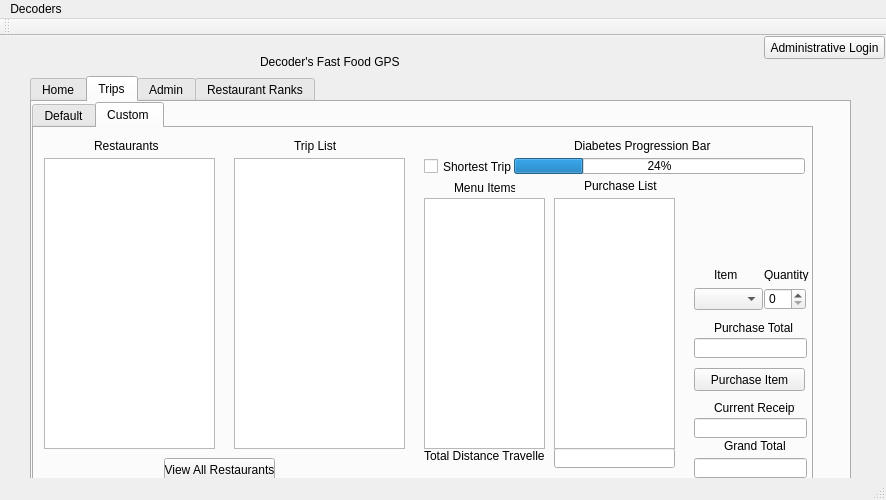
This is Decoders GUI/mainwindow.ui in kevvaria/Decoders-Repository as Qt 5 draws it before an edit. The edited form follows.
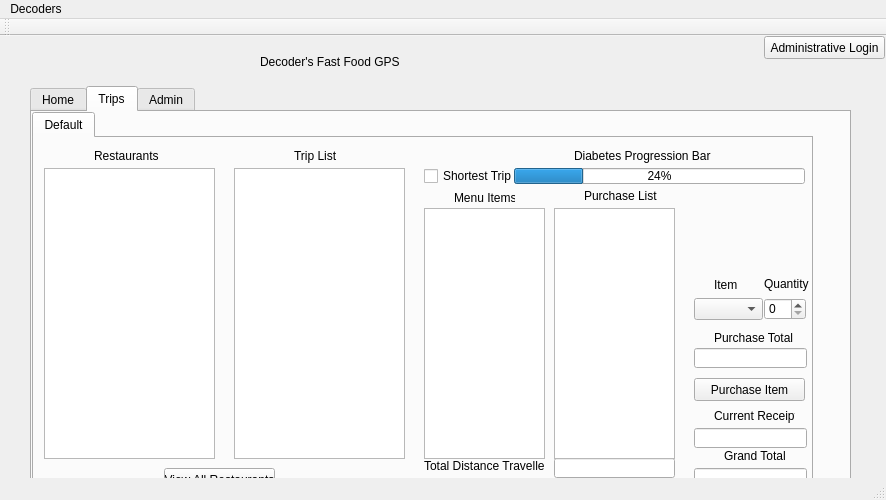
This is the edited form. The open tabs and pages were chosen to show the change.

Commit message:
Fixed the add distances label
Was asking for an extra distance and not updating the label correctly,
internally there were no issues.

Diff of the .ui file:
```diff
--- a/Decoders GUI/mainwindow.ui
+++ b/Decoders GUI/mainwindow.ui
@@ -18,9 +18,9 @@
     <property name="geometry">
      <rect>
       <x>30</x>
-      <y>40</y>
+      <y>50</y>
       <width>821</width>
-      <height>411</height>
+      <height>401</height>
      </rect>
     </property>
     <property name="currentIndex">
@@ -350,309 +350,6 @@
         </property>
        </widget>
       </widget>
-      <widget class="QWidget" name="tab_3">
-       <attribute name="title">
-        <string>Custom </string>
-       </attribute>
-       <widget class="QCheckBox" name="checkBox_4">
-        <property name="geometry">
-         <rect>
-          <x>390</x>
-          <y>30</y>
-          <width>91</width>
-          <height>17</height>
-         </rect>
-        </property>
-        <property name="text">
-         <string>Shortest Trip</string>
-        </property>
-       </widget>
-       <widget class="QTableView" name="cusMenu">
-        <property name="geometry">
-         <rect>
-          <x>390</x>
-          <y>70</y>
-          <width>121</width>
-          <height>251</height>
-         </rect>
-        </property>
-       </widget>
-       <widget class="QLabel" name="label">
-        <property name="geometry">
-         <rect>
-          <x>420</x>
-          <y>50</y>
-          <width>61</width>
-          <height>20</height>
-         </rect>
-        </property>
-        <property name="autoFillBackground">
-         <bool>false</bool>
-        </property>
-        <property name="text">
-         <string>Menu Items</string>
-        </property>
-       </widget>
-       <widget class="QSpinBox" name="spinBox">
-        <property name="geometry">
-         <rect>
-          <x>730</x>
-          <y>160</y>
-          <width>42</width>
-          <height>22</height>
-         </rect>
-        </property>
-       </widget>
-       <widget class="QLabel" name="label_3">
-        <property name="geometry">
-         <rect>
-          <x>730</x>
-          <y>140</y>
-          <width>47</width>
-          <height>13</height>
-         </rect>
-        </property>
-        <property name="text">
-         <string>Quantity</string>
-        </property>
-       </widget>
-       <widget class="QLineEdit" name="lineEdit_3">
-        <property name="geometry">
-         <rect>
-          <x>520</x>
-          <y>320</y>
-          <width>121</width>
-          <height>20</height>
-         </rect>
-        </property>
-       </widget>
-       <widget class="QLabel" name="label_7">
-        <property name="geometry">
-         <rect>
-          <x>390</x>
-          <y>320</y>
-          <width>121</width>
-          <height>16</height>
-         </rect>
-        </property>
-        <property name="text">
-         <string>Total Distance Travelled</string>
-        </property>
-       </widget>
-       <widget class="QLabel" name="label_8">
-        <property name="geometry">
-         <rect>
-          <x>680</x>
-          <y>270</y>
-          <width>81</width>
-          <height>20</height>
-         </rect>
-        </property>
-        <property name="text">
-         <string>Current Receipt</string>
-        </property>
-       </widget>
-       <widget class="QTableView" name="cusRestTable">
-        <property name="geometry">
-         <rect>
-          <x>10</x>
-          <y>30</y>
-          <width>171</width>
-          <height>291</height>
-         </rect>
-        </property>
-       </widget>
-       <widget class="QTableView" name="cusTripTable">
-        <property name="geometry">
-         <rect>
-          <x>200</x>
-          <y>30</y>
-          <width>171</width>
-          <height>291</height>
-         </rect>
-        </property>
-       </widget>
-       <widget class="QLabel" name="label_10">
-        <property name="geometry">
-         <rect>
-          <x>60</x>
-          <y>10</y>
-          <width>81</width>
-          <height>16</height>
-         </rect>
-        </property>
-        <property name="text">
-         <string>Restaurants</string>
-        </property>
-       </widget>
-       <widget class="QLabel" name="label_11">
-        <property name="geometry">
-         <rect>
-          <x>260</x>
-          <y>10</y>
-          <width>81</width>
-          <height>16</height>
-         </rect>
-        </property>
-        <property name="text">
-         <string>Trip List</string>
-        </property>
-       </widget>
-       <widget class="QProgressBar" name="progressBar">
-        <property name="geometry">
-         <rect>
-          <x>480</x>
-          <y>30</y>
-          <width>291</width>
-          <height>16</height>
-         </rect>
-        </property>
-        <property name="value">
-         <number>24</number>
-        </property>
-       </widget>
-       <widget class="QLabel" name="label_13">
-        <property name="geometry">
-         <rect>
-          <x>540</x>
-          <y>10</y>
-          <width>171</width>
-          <height>16</height>
-         </rect>
-        </property>
-        <property name="text">
-         <string>Diabetes Progression Bar</string>
-        </property>
-       </widget>
-       <widget class="QLineEdit" name="lineEdit_6">
-        <property name="geometry">
-         <rect>
-          <x>660</x>
-          <y>330</y>
-          <width>113</width>
-          <height>20</height>
-         </rect>
-        </property>
-       </widget>
-       <widget class="QComboBox" name="comboBox_2">
-        <property name="geometry">
-         <rect>
-          <x>660</x>
-          <y>160</y>
-          <width>69</width>
-          <height>22</height>
-         </rect>
-        </property>
-       </widget>
-       <widget class="QLabel" name="label_17">
-        <property name="geometry">
-         <rect>
-          <x>680</x>
-          <y>140</y>
-          <width>47</width>
-          <height>13</height>
-         </rect>
-        </property>
-        <property name="text">
-         <string>Item</string>
-        </property>
-       </widget>
-       <widget class="QLabel" name="label_18">
-        <property name="geometry">
-         <rect>
-          <x>690</x>
-          <y>310</y>
-          <width>71</width>
-          <height>16</height>
-         </rect>
-        </property>
-        <property name="text">
-         <string>Grand Total</string>
-        </property>
-       </widget>
-       <widget class="QLineEdit" name="lineEdit_8">
-        <property name="geometry">
-         <rect>
-          <x>660</x>
-          <y>290</y>
-          <width>113</width>
-          <height>20</height>
-         </rect>
-        </property>
-       </widget>
-       <widget class="QLineEdit" name="lineEdit_37">
-        <property name="geometry">
-         <rect>
-          <x>660</x>
-          <y>210</y>
-          <width>113</width>
-          <height>20</height>
-         </rect>
-        </property>
-       </widget>
-       <widget class="QLabel" name="label_96">
-        <property name="geometry">
-         <rect>
-          <x>680</x>
-          <y>190</y>
-          <width>91</width>
-          <height>20</height>
-         </rect>
-        </property>
-        <property name="text">
-         <string>Purchase Total</string>
-        </property>
-       </widget>
-       <widget class="QTableView" name="cusPurchase">
-        <property name="geometry">
-         <rect>
-          <x>520</x>
-          <y>70</y>
-          <width>121</width>
-          <height>251</height>
-         </rect>
-        </property>
-       </widget>
-       <widget class="QLabel" name="label_97">
-        <property name="geometry">
-         <rect>
-          <x>550</x>
-          <y>50</y>
-          <width>81</width>
-          <height>16</height>
-         </rect>
-        </property>
-        <property name="text">
-         <string>Purchase List</string>
-        </property>
-       </widget>
-       <widget class="QPushButton" name="pushButton_3">
-        <property name="geometry">
-         <rect>
-          <x>660</x>
-          <y>240</y>
-          <width>111</width>
-          <height>23</height>
-         </rect>
-        </property>
-        <property name="text">
-         <string>Purchase Item</string>
-        </property>
-       </widget>
-       <widget class="QPushButton" name="pushButton_7">
-        <property name="geometry">
-         <rect>
-          <x>130</x>
-          <y>330</y>
-          <width>111</width>
-          <height>23</height>
-         </rect>
-        </property>
-        <property name="text">
-         <string>View All Restaurants</string>
-        </property>
-       </widget>
-      </widget>
      </widget>
     </widget>
     <widget class="QWidget" name="tab_4">
@@ -1077,31 +774,6 @@
       </widget>
      </widget>
     </widget>
-    <widget class="QWidget" name="tab_8">
-     <attribute name="title">
-      <string>Restaurant Ranks</string>
-     </attribute>
-     <widget class="QTableView" name="tableView_9">
-      <property name="geometry">
-       <rect>
-        <x>30</x>
-        <y>50</y>
-        <width>341</width>
-        <height>311</height>
-       </rect>
-      </property>
-     </widget>
-     <widget class="QTableView" name="tableView_10">
-      <property name="geometry">
-       <rect>
-        <x>390</x>
-        <y>50</y>
-        <width>341</width>
-        <height>311</height>
-       </rect>
-      </property>
-     </widget>
-    </widget>
    </widget>
    <widget class="QPushButton" name="pushButton">
     <property name="geometry">
```
Left out of the diff: 10 changed lines with no effect on the pictures. The commit also changes 2 other files.
